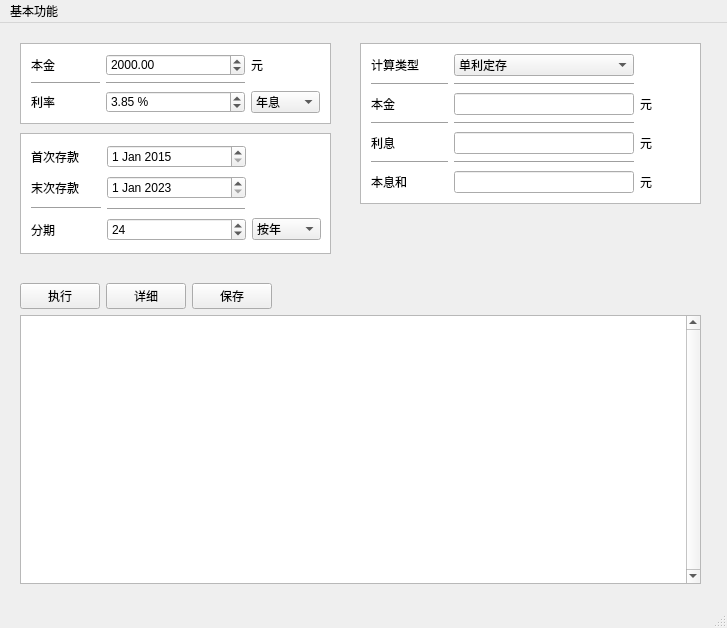
Qt form ui/GuiForm.ui (zero-bugs/simpleCalcApp) before a commit.
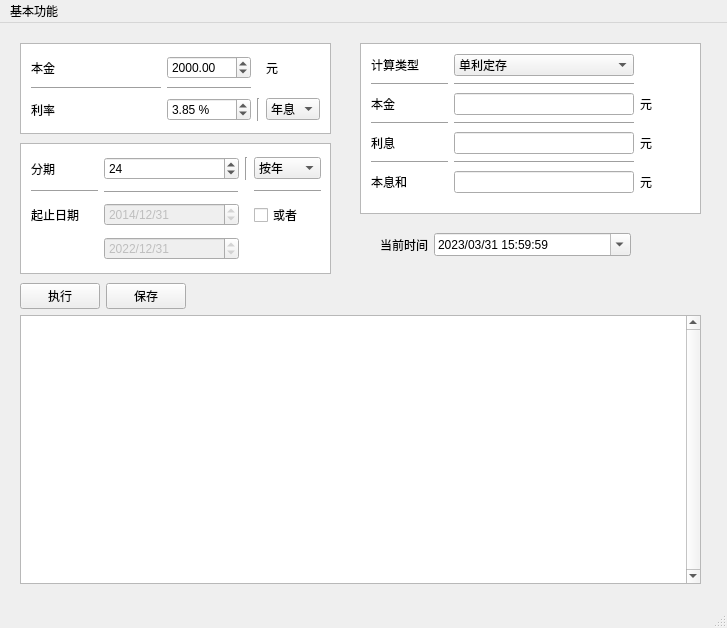
The same form after that commit.

Commit message: update button， add date selection...

Diff of the .ui file:
```diff
--- a/ui/GuiForm.ui
+++ b/ui/GuiForm.ui
@@ -20,10 +20,10 @@
       <x>30</x>
       <y>30</y>
       <width>291</width>
-      <height>61</height>
+      <height>71</height>
      </rect>
     </property>
-    <layout class="QGridLayout" name="gridLayout" rowstretch="0,0,0" columnstretch="1,2,1">
+    <layout class="QGridLayout" name="gridLayout" rowstretch="0,0,0" columnstretch="1,0,0,0">
      <property name="leftMargin">
       <number>1</number>
      </property>
@@ -36,18 +36,23 @@
      <property name="bottomMargin">
       <number>1</number>
      </property>
-     <item row="2" column="0">
-      <widget class="QLabel" name="label_2">
-       <property name="text">
-        <string>利率</string>
-       </property>
-      </widget>
-     </item>
-     <item row="0" column="2">
-      <widget class="QLabel" name="label_4">
-       <property name="text">
-        <string>元</string>
-       </property>
+     <item row="2" column="3">
+      <widget class="QComboBox" name="interestRateDim">
+       <item>
+        <property name="text">
+         <string>年息</string>
+        </property>
+       </item>
+       <item>
+        <property name="text">
+         <string>月息</string>
+        </property>
+       </item>
+       <item>
+        <property name="text">
+         <string>日息</string>
+        </property>
+       </item>
       </widget>
      </item>
      <item row="0" column="0">
@@ -57,6 +62,13 @@
        </property>
       </widget>
      </item>
+     <item row="1" column="0">
+      <widget class="Line" name="line">
+       <property name="orientation">
+        <enum>Qt::Horizontal</enum>
+       </property>
+      </widget>
+     </item>
      <item row="0" column="1">
       <widget class="QDoubleSpinBox" name="capitalMoney">
        <property name="maximum">
@@ -67,6 +79,20 @@
        </property>
       </widget>
      </item>
+     <item row="1" column="1">
+      <widget class="Line" name="line_4">
+       <property name="orientation">
+        <enum>Qt::Horizontal</enum>
+       </property>
+      </widget>
+     </item>
+     <item row="0" column="3">
+      <widget class="QLabel" name="label_4">
+       <property name="text">
+        <string>元</string>
+       </property>
+      </widget>
+     </item>
      <item row="2" column="1">
       <widget class="QDoubleSpinBox" name="interestRate">
        <property name="suffix">
@@ -77,36 +103,17 @@
        </property>
       </widget>
      </item>
-     <item row="2" column="2">
-      <widget class="QComboBox" name="interestRateDim">
-       <item>
-        <property name="text">
-         <string>年息</string>
-        </property>
-       </item>
-       <item>
-        <property name="text">
-         <string>月息</string>
-        </property>
-       </item>
-       <item>
-        <property name="text">
-         <string>日息</string>
-        </property>
-       </item>
-      </widget>
-     </item>
-     <item row="1" column="0">
-      <widget class="Line" name="line">
-       <property name="orientation">
-        <enum>Qt::Horizontal</enum>
+     <item row="2" column="0">
+      <widget class="QLabel" name="label_2">
+       <property name="text">
+        <string>利率</string>
        </property>
       </widget>
      </item>
-     <item row="1" column="1">
-      <widget class="Line" name="line_4">
+     <item row="2" column="2">
+      <widget class="Line" name="line_15">
        <property name="orientation">
-        <enum>Qt::Horizontal</enum>
+        <enum>Qt::Vertical</enum>
        </property>
       </widget>
      </item>
@@ -290,58 +297,77 @@
     <property name="geometry">
      <rect>
       <x>30</x>
-      <y>120</y>
+      <y>130</y>
       <width>291</width>
-      <height>101</height>
+      <height>111</height>
      </rect>
     </property>
-    <layout class="QGridLayout" name="gridLayout_4" columnstretch="1,2,1">
+    <layout class="QGridLayout" name="gridLayout_4" columnstretch="1,2,0,1">
      <property name="leftMargin">
       <number>1</number>
      </property>
-     <item row="3" column="0">
-      <widget class="QLabel" name="label_3">
-       <property name="text">
-        <string>分期</string>
-       </property>
-      </widget>
-     </item>
-     <item row="3" column="1">
-      <widget class="QSpinBox" name="period">
-       <property name="maximum">
-        <number>720</number>
-       </property>
-       <property name="value">
-        <number>24</number>
-       </property>
-      </widget>
-     </item>
-     <item row="1" column="1">
-      <widget class="QDateEdit" name="dateEdit_3">
-       <property name="date">
-        <date>
-         <year>2023</year>
-         <month>1</month>
-         <day>1</day>
-        </date>
-       </property>
-      </widget>
-     </item>
-     <item row="0" column="0">
+     <item row="2" column="0">
       <widget class="QLabel" name="label_14">
        <property name="text">
-        <string>首次存款</string>
+        <string>起止日期</string>
        </property>
       </widget>
      </item>
      <item row="1" column="0">
-      <widget class="QLabel" name="label_15">
+      <widget class="Line" name="line_11">
+       <property name="orientation">
+        <enum>Qt::Horizontal</enum>
+       </property>
+      </widget>
+     </item>
+     <item row="2" column="3">
+      <widget class="QCheckBox" name="stageCheckBox">
+       <property name="enabled">
+        <bool>true</bool>
+       </property>
        <property name="text">
-        <string>末次存款</string>
+        <string>或者</string>
        </property>
       </widget>
      </item>
-     <item row="3" column="2">
+     <item row="2" column="1">
+      <widget class="QDateEdit" name="startDateEdit">
+       <property name="enabled">
+        <bool>false</bool>
+       </property>
+       <property name="minimumDateTime">
+        <datetime>
+         <hour>16</hour>
+         <minute>0</minute>
+         <second>0</second>
+         <year>1755</year>
+         <month>9</month>
+         <day>13</day>
+        </datetime>
+       </property>
+       <property name="displayFormat">
+        <string>yyyy/MM/dd</string>
+       </property>
+       <property name="timeSpec">
+        <enum>Qt::UTC</enum>
+       </property>
+       <property name="date">
+        <date>
+         <year>2014</year>
+         <month>12</month>
+         <day>31</day>
+        </date>
+       </property>
+      </widget>
+     </item>
+     <item row="1" column="3">
+      <widget class="Line" name="line_3">
+       <property name="orientation">
+        <enum>Qt::Horizontal</enum>
+       </property>
+      </widget>
+     </item>
+     <item row="0" column="3">
       <widget class="QComboBox" name="periodDim">
        <item>
         <property name="text">
@@ -360,18 +386,44 @@
        </item>
       </widget>
      </item>
-     <item row="0" column="1">
-      <widget class="QDateEdit" name="dateEdit_2">
+     <item row="4" column="1">
+      <widget class="QDateEdit" name="endDateEdit">
+       <property name="enabled">
+        <bool>false</bool>
+       </property>
+       <property name="displayFormat">
+        <string>yyyy/MM/dd</string>
+       </property>
+       <property name="timeSpec">
+        <enum>Qt::UTC</enum>
+       </property>
        <property name="date">
         <date>
-         <year>2015</year>
-         <month>1</month>
-         <day>1</day>
+         <year>2022</year>
+         <month>12</month>
+         <day>31</day>
         </date>
        </property>
       </widget>
      </item>
-     <item row="2" column="1">
+     <item row="0" column="0">
+      <widget class="QLabel" name="label_3">
+       <property name="text">
+        <string>分期</string>
+       </property>
+      </widget>
+     </item>
+     <item row="0" column="1">
+      <widget class="QSpinBox" name="period">
+       <property name="maximum">
+        <number>720</number>
+       </property>
+       <property name="value">
+        <number>24</number>
+       </property>
+      </widget>
+     </item>
+     <item row="1" column="1">
       <widget class="Line" name="line_2">
        <property name="frameShadow">
         <enum>QFrame::Raised</enum>
@@ -381,10 +433,10 @@
        </property>
       </widget>
      </item>
-     <item row="2" column="0">
-      <widget class="Line" name="line_3">
+     <item row="0" column="2">
+      <widget class="Line" name="line_13">
        <property name="orientation">
-        <enum>Qt::Horizontal</enum>
+        <enum>Qt::Vertical</enum>
        </property>
       </widget>
      </item>
@@ -399,15 +451,22 @@
       <height>301</height>
      </rect>
     </property>
-    <layout class="QGridLayout" name="gridLayout_5" columnstretch="1,1,1,6,6">
+    <layout class="QGridLayout" name="gridLayout_5" columnstretch="1,1,3,3,3">
+     <item row="0" column="3">
+      <widget class="QLabel" name="label_17">
+       <property name="text">
+        <string/>
+       </property>
+      </widget>
+     </item>
+     <item row="0" column="4">
+      <widget class="QLabel" name="label_16">
+       <property name="text">
+        <string/>
+       </property>
+      </widget>
+     </item>
      <item row="0" column="1">
-      <widget class="QPushButton" name="optCalcDetails">
-       <property name="text">
-        <string>详细</string>
-       </property>
-      </widget>
-     </item>
-     <item row="0" column="2">
       <widget class="QPushButton" name="optSaveResult">
        <property name="layoutDirection">
         <enum>Qt::LeftToRight</enum>
@@ -439,20 +498,6 @@
        </property>
       </widget>
      </item>
-     <item row="0" column="3">
-      <widget class="QLabel" name="label_17">
-       <property name="text">
-        <string/>
-       </property>
-      </widget>
-     </item>
-     <item row="0" column="4">
-      <widget class="QLabel" name="label_16">
-       <property name="text">
-        <string/>
-       </property>
-      </widget>
-     </item>
      <item row="1" column="0" colspan="5">
       <widget class="QPlainTextEdit" name="detailsText">
        <property name="verticalScrollBarPolicy">
@@ -480,7 +525,7 @@
       <x>20</x>
       <y>20</y>
       <width>311</width>
-      <height>81</height>
+      <height>91</height>
      </rect>
     </property>
     <property name="focusPolicy">
@@ -550,7 +595,7 @@
       <x>360</x>
       <y>20</y>
       <width>341</width>
-      <height>161</height>
+      <height>171</height>
      </rect>
     </property>
     <property name="focusPolicy">
@@ -618,9 +663,9 @@
     <property name="geometry">
      <rect>
       <x>20</x>
-      <y>110</y>
+      <y>120</y>
       <width>311</width>
-      <height>121</height>
+      <height>131</height>
      </rect>
     </property>
     <property name="focusPolicy">
@@ -684,6 +729,68 @@
      <set>QPainter::TextAntialiasing</set>
     </property>
    </widget>
+   <widget class="QWidget" name="formLayoutWidget">
+    <property name="geometry">
+     <rect>
+      <x>380</x>
+      <y>210</y>
+      <width>251</width>
+      <height>26</height>
+     </rect>
+    </property>
+    <layout class="QFormLayout" name="formLayout">
+     <item row="0" column="0">
+      <widget class="QLabel" name="label_12">
+       <property name="text">
+        <string>当前时间</string>
+       </property>
+      </widget>
+     </item>
+     <item row="0" column="1">
+      <widget class="QDateTimeEdit" name="dateTimeEdit">
+       <property name="dateTime">
+        <datetime>
+         <hour>15</hour>
+         <minute>59</minute>
+         <second>59</second>
+         <year>2023</year>
+         <month>3</month>
+         <day>31</day>
+        </datetime>
+       </property>
+       <property name="maximumDateTime">
+        <datetime>
+         <hour>15</hour>
+         <minute>59</minute>
+         <second>59</second>
+         <year>9999</year>
+         <month>3</month>
+         <day>31</day>
+        </datetime>
+       </property>
+       <property name="maximumDate">
+        <date>
+         <year>9999</year>
+         <month>3</month>
+         <day>31</day>
+        </date>
+       </property>
+       <property name="currentSection">
+        <enum>QDateTimeEdit::MonthSection</enum>
+       </property>
+       <property name="displayFormat">
+        <string>yyyy/MM/dd HH:mm:ss</string>
+       </property>
+       <property name="calendarPopup">
+        <bool>true</bool>
+       </property>
+       <property name="timeSpec">
+        <enum>Qt::UTC</enum>
+       </property>
+      </widget>
+     </item>
+    </layout>
+   </widget>
    <zorder>graphicsView</zorder>
    <zorder>graphicsView_3</zorder>
    <zorder>graphicsView_2</zorder>
```
Left out of the diff: 1 changed line with no effect on the pictures. The commit also changes 2 other files.
